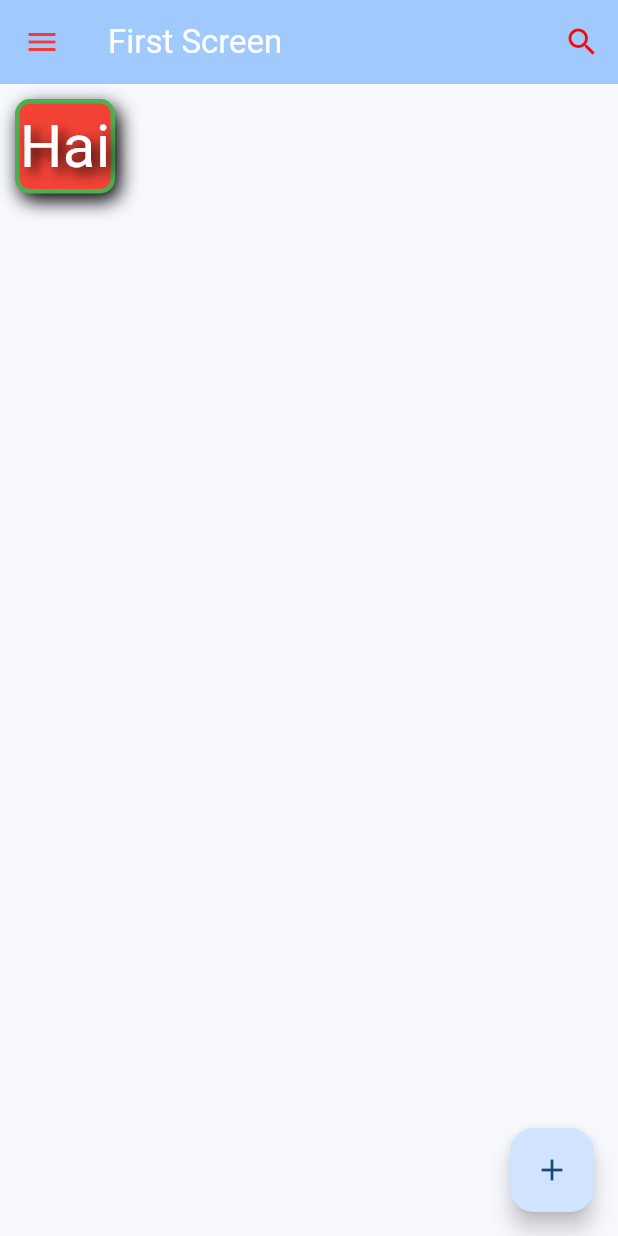
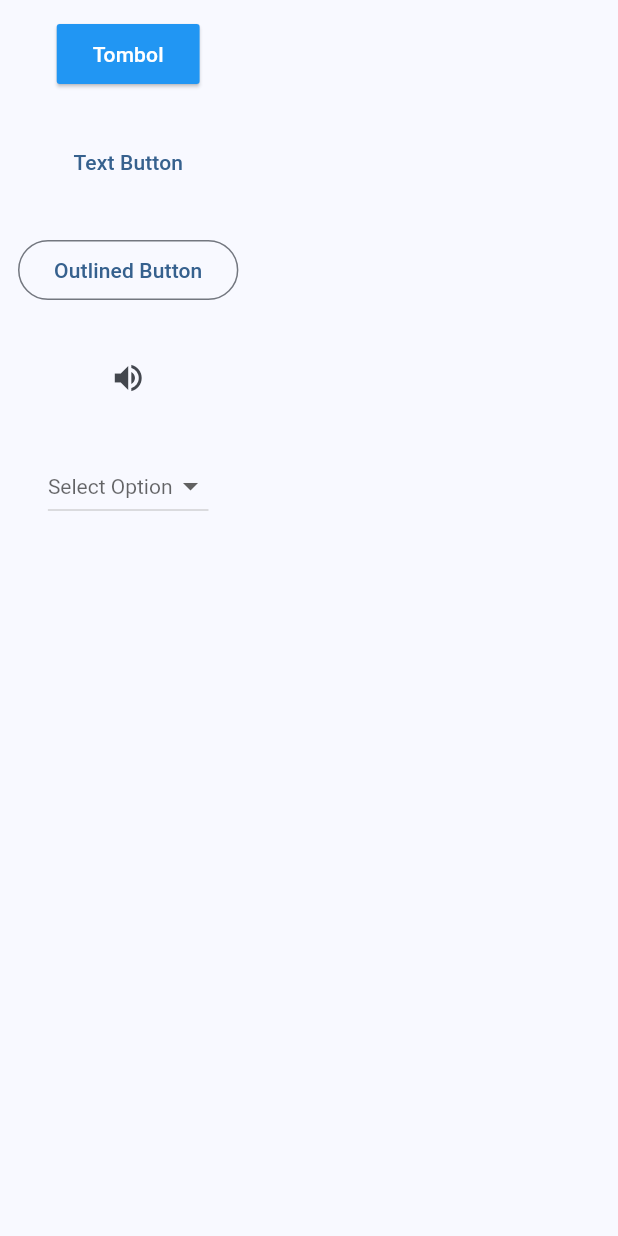
Before and after one commit to IntegerMaxx/belajar-flutter, a Flutter app: the screen it shows after launch, on a phone screen of 412 x 824 dp. Run offline on Flutter 3.47's test engine with Material 3 defaults, Android fonts, the phone set to English and light mode, and no system bars.

Commit message:
Belajar Row, Column, Button, Condainer, dan Drop Down Button

```diff
--- a/config.json
+++ b/config.json
@@ -1,5 +1,7 @@
 {
     "modules": [],
+    "clean_architecture": false,
+    "services": [],
     "module_directory_name": "module",
     "experimental_mode": false,
     "learning_mode": false,
--- /dev/null
+++ b/lib/button.dart
@@ -0,0 +1,97 @@
+import 'package:flutter/material.dart';
+// import 'package:hello_world/container.dart';
+// import 'package:hello_world/RowAndColumn.dart';
+
+void main(List<String> args) {
+  runApp(const MyApp());
+}
+
+class MyApp extends StatelessWidget {
+  const MyApp({super.key});
+
+  @override
+  Widget build(BuildContext context) {
+    return MaterialApp(
+      title: "Button Test",
+      theme: ThemeData(
+        colorScheme: ColorScheme.fromSeed(seedColor: Colors.blue),
+        useMaterial3: true,
+      ),
+      home: const TestButton(),
+    );
+  }
+}
+
+class TestButton extends StatelessWidget {
+  const TestButton({super.key});
+
+  @override
+  Widget build(BuildContext context) {
+    return Scaffold(
+      body: Column(
+        children: [
+          Container(
+            margin: EdgeInsets.all(12),
+            child: ElevatedButton(
+              child: const Text("Tombol"),
+              style: ElevatedButton.styleFrom(
+                  backgroundColor: Colors.blue,
+                  foregroundColor: Colors.white,
+                  shape: RoundedRectangleBorder(
+                    borderRadius: BorderRadius.all(Radius.circular(2)),
+                  )),
+              onPressed: () {},
+            ),
+          ),
+          Container(
+            margin: EdgeInsets.all(12),
+            child:
+                TextButton(onPressed: () {}, child: const Text("Text Button")),
+          ),
+          Container(
+            margin: EdgeInsets.all(12),
+            child: OutlinedButton(
+                onPressed: () {}, child: const Text('Outlined Button')),
+          ),
+          Container(
+            margin: EdgeInsets.all(12),
+            child: IconButton(
+              onPressed: () {},
+              icon: const Icon(Icons.volume_up),
+              tooltip: 'Increase volume by 10',
+            ),
+          ),
+          Container(
+            margin: EdgeInsets.all(12),
+            child: DropdownButton<String>(
+              value: null, // Nilai awal yang belum dipilih
+              hint: const Text('Select Option'),
+              dropdownColor: Colors.blueAccent,
+              style: TextStyle(
+                color: Colors.white,
+              ),
+              items: const <DropdownMenuItem<String>>[
+                DropdownMenuItem<String>(
+                  value: 'Option 1',
+                  child: Text('Option 1'),
+                ),
+                DropdownMenuItem<String>(
+                  value: 'Option 2',
+                  child: Text('Option 2'),
+                ),
+                DropdownMenuItem<String>(
+                  value: 'Option 3',
+                  child: Text('Option 3'),
+                ),
+              ],
+              onChanged: (String? value) {
+                // Tindakan yang dilakukan ketika item dipilih
+                print('Selected value: $value');
+              },
+            ),
+          ),
+        ],
+      ),
+    );
+  }
+}
--- a/lib/container.dart
+++ b/lib/container.dart
@@ -1,8 +1,8 @@
 import 'package:flutter/material.dart';
 
-void main() {
-  runApp(const MyApp());
-}
+// void main() {
+//   runApp(const MyApp());
+// }
 
 class MyApp extends StatelessWidget {
   const MyApp({super.key});
@@ -76,7 +76,7 @@ class FirstScreen extends StatelessWidget {
         // padding: const EdgeInsets.all(10), // ini padding
         margin: const EdgeInsets.all(10), // ini margin
         child: const Text(
-          'Hai',
+          'Haaaaaaai',
           style: const TextStyle(fontSize: 40, color: Colors.white, shadows: [
             Shadow(
                 offset: Offset(4.0, 4.0), blurRadius: 10.0, color: Colors.black)
```
Also changed, not shown: lib/RowAndColumn.dart (added, +152 -0 lines), lib/dropDownButton.dart (added, +64 -0 lines).
